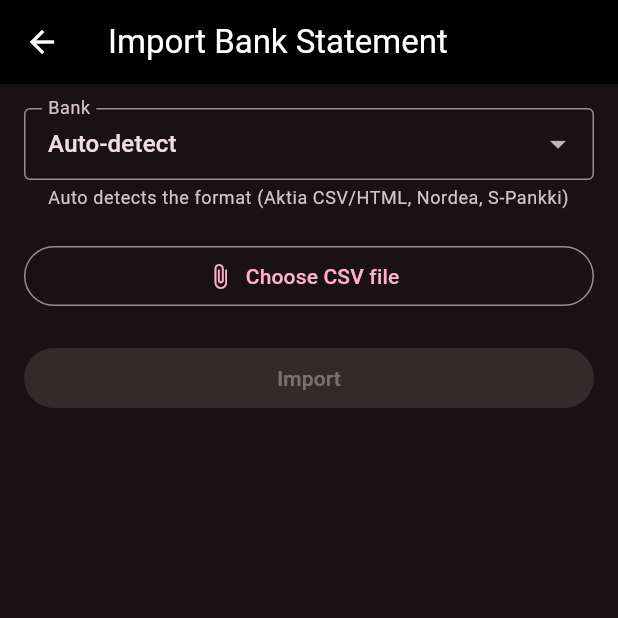
After one commit to andytoland/flutter_purchase_cal, a Flutter app: the PurchaseImportScreen screen opened directly, after a tap on "Choose CSV file", on a phone screen of 412 x 824 dp, the top half of it. The commit adds this screen. Run offline on Flutter 3.47's test engine with Material 3 defaults, Android fonts, the phone set to English and light mode, and no system bars; our stand-ins replace dio, file_picker, flutter_local_notifications, flutter_secure_storage, geolocator, google_maps_flutter and 3 more; missing offline and left inert: googleapis, health, workmanager; accounts and stored records are empty; network calls fail; statements that could not run were skipped.

Commit message:
bank statement import screen via file_picker, parallel health sync on startup

```diff
--- /dev/null
+++ b/lib/screens/purchase_import_screen.dart
@@ -0,0 +1,166 @@
+import 'dart:convert';
+import 'package:file_picker/file_picker.dart';
+import 'package:flutter/material.dart';
+import '../services/api_service.dart';
+
+/// Uploads a bank statement export (Aktia HTML/CSV, Nordea or S-Pankki CSV)
+/// to the backend, which parses it into purchases.
+class PurchaseImportScreen extends StatefulWidget {
+  const PurchaseImportScreen({super.key});
+
+  @override
+  State<PurchaseImportScreen> createState() => _PurchaseImportScreenState();
+}
+
+class _PurchaseImportScreenState extends State<PurchaseImportScreen> {
+  final ApiService _apiService = ApiService();
+
+  static const List<String> _bankOptions = ['auto', 'aktia', 'nordea', 'spankki'];
+
+  String _bank = 'auto';
+  PlatformFile? _file;
+  bool _isLoading = false;
+  String? _errorMessage;
+  String? _successMessage;
+
+  /// Reads the picked file, trying strict UTF-8 first and falling back to
+  /// Latin-1, since Finnish bank CSV exports are typically Latin-1 encoded.
+  String _decodeBytes(List<int> bytes) {
+    try {
+      return utf8.decode(bytes);
+    } catch (_) {
+      return latin1.decode(bytes);
+    }
+  }
+
+  Future<void> _pickFile() async {
+    setState(() {
+      _errorMessage = null;
+      _successMessage = null;
+    });
+
+    try {
+      final result = await FilePicker.platform.pickFiles(
+        type: FileType.custom,
+        allowedExtensions: ['csv', 'txt', 'html', 'htm'],
+        withData: true,
+      );
+      if (result != null && result.files.isNotEmpty) {
+        setState(() {
+          _file = result.files.first;
+        });
+      }
+    } catch (e) {
+      setState(() {
+        _errorMessage = 'Error picking file: $e';
+      });
+    }
+  }
+
+  Future<void> _import() async {
+    if (_file == null) return;
+
+    setState(() {
+      _isLoading = true;
+      _errorMessage = null;
+      _successMessage = null;
+    });
+
+    try {
+      final result = await _apiService.importPurchases(
+        content: _decodeBytes(_file!.bytes!),
+        bank: _bank,
+        filename: _file!.name,
+      );
+
+      final imported = result['imported'] ?? 0;
+      final parsed = result['parsed'] ?? 0;
+      final duplicates = result['duplicates'] ?? 0;
+      final bank = result['bank'] ?? _bank;
+
+      setState(() {
+        _successMessage = 'Imported $imported of $parsed rows from $bank'
+            '${duplicates > 0 ? ' ($duplicates duplicates skipped)' : ''}';
+        _file = null;
+      });
+    } catch (e) {
+      setState(() {
+        _errorMessage = e.toString();
+      });
+    } finally {
+      setState(() {
+        _isLoading = false;
+      });
+    }
+  }
+
+  @override
+  Widget build(BuildContext context) {
+    return Scaffold(
+      appBar: AppBar(title: const Text('Import Bank Statement')),
+      body: Padding(
+        padding: const EdgeInsets.all(16.0),
+        child: Column(
+          crossAxisAlignment: CrossAxisAlignment.stretch,
+          children: [
+            DropdownButtonFormField<String>(
+              initialValue: _bank,
+              decoration: const InputDecoration(
+                labelText: 'Bank',
+                border: OutlineInputBorder(),
+                isDense: true,
+                helperText: 'Auto detects the format (Aktia CSV/HTML, Nordea, S-Pankki)',
+              ),
+              items: _bankOptions
+                  .map((bank) => DropdownMenuItem(
+                        value: bank,
+                        child: Text(bank == 'auto' ? 'Auto-detect' : bank),
+                      ))
+                  .toList(),
+              onChanged: _isLoading
+                  ? null
+                  : (value) {
+                      if (value != null) {
+                        setState(() => _bank = value);
+                      }
+                    },
+            ),
+            const SizedBox(height: 20),
+            OutlinedButton.icon(
+              onPressed: _isLoading ? null : _pickFile,
+              icon: const Icon(Icons.attach_file),
+              label: Text(_file?.name ?? 'Choose CSV file'),
+            ),
+            const SizedBox(height: 20),
+            ElevatedButton(
+              onPressed: _isLoading || _file == null ? null : _import,
+              child: _isLoading
+                  ? const SizedBox(
+                      width: 20,
+                      height: 20,
+                      child: CircularProgressIndicator(strokeWidth: 2),
+                    )
+                  : const Text('Import'),
+            ),
+            if (_errorMessage != null)
+              Padding(
+                padding: const EdgeInsets.only(top: 16.0),
+                child: Text(
+                  _errorMessage!,
+                  style: TextStyle(color: Theme.of(context).colorScheme.error),
+                ),
+              ),
+            if (_successMessage != null)
+              Padding(
+                padding: const EdgeInsets.only(top: 16.0),
+                child: Text(
+                  _successMessage!,
+                  style: TextStyle(color: Theme.of(context).colorScheme.primary),
+                ),
+              ),
+          ],
+        ),
+      ),
+    );
+  }
+}
--- a/lib/services/health_service.dart
+++ b/lib/services/health_service.dart
@@ -60,7 +60,8 @@ class HealthService {
       final apiService = ApiService();
       final now = DateTime.now();
 
-      for (int i = 0; i < 7; i++) {
+      // Sync all 7 days in parallel for faster startup
+      await Future.wait(List.generate(7, (i) async {
         final date = now.subtract(Duration(days: i));
         final midnight = DateTime(date.year, date.month, date.day);
         final endOfDay = DateTime(date.year, date.month, date.day, 23, 59, 59);
@@ -75,7 +76,7 @@ class HealthService {
 
         // 2. Sync Other Health Data (Sleep, HRV, RHR)
         await _syncOtherHealthData(apiService, midnight, endTime, dateStr);
-      }
+      }));
 
       // Also sync workouts
       await syncWorkouts();
--- a/pubspec.yaml
+++ b/pubspec.yaml
@@ -51,6 +51,9 @@ dependencies:
   http: ^1.6.0
   flutter_local_notifications: ^17.2.2
   weather: ^3.1.1
+
+  # Bank statement CSV import (Aktia, Nordea, S-Pankki)
+  file_picker: ^8.1.2
 
 dev_dependencies:
   flutter_test:
```
Also changed, not shown: lib/main.dart (+14 -0 lines), lib/services/api_service.dart (+30 -0 lines), pubspec.lock, 1 other file.
